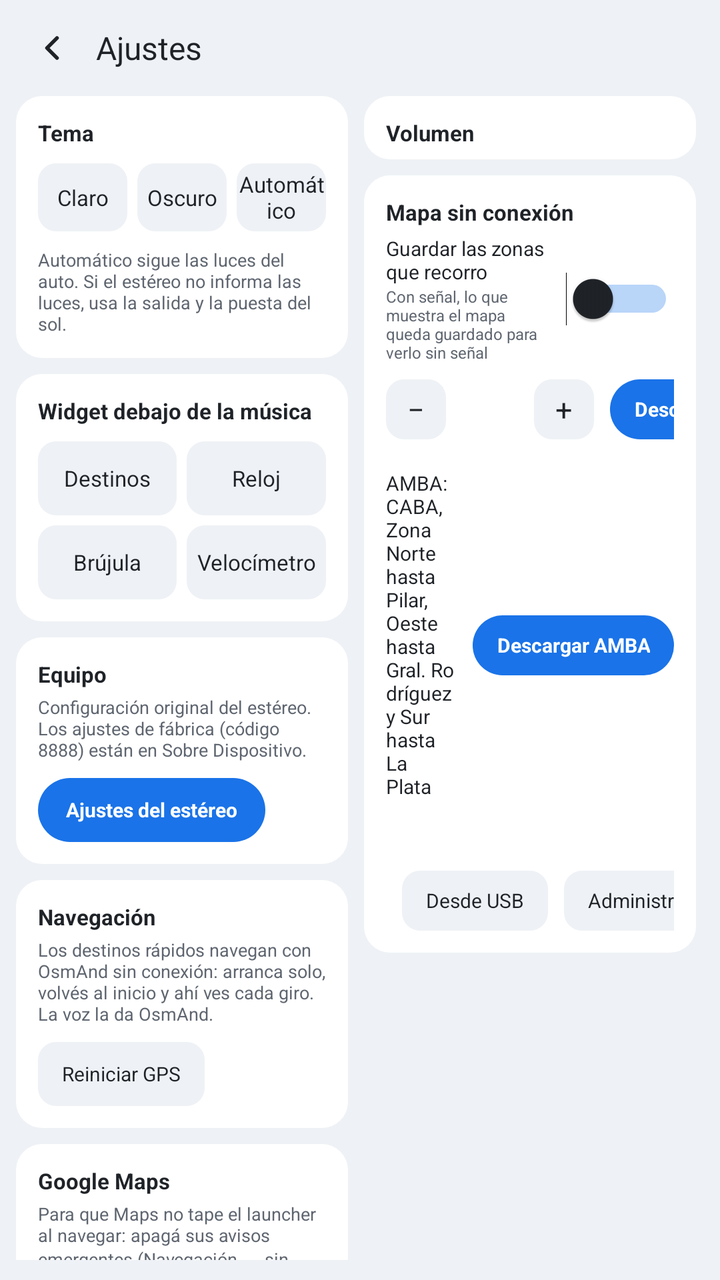
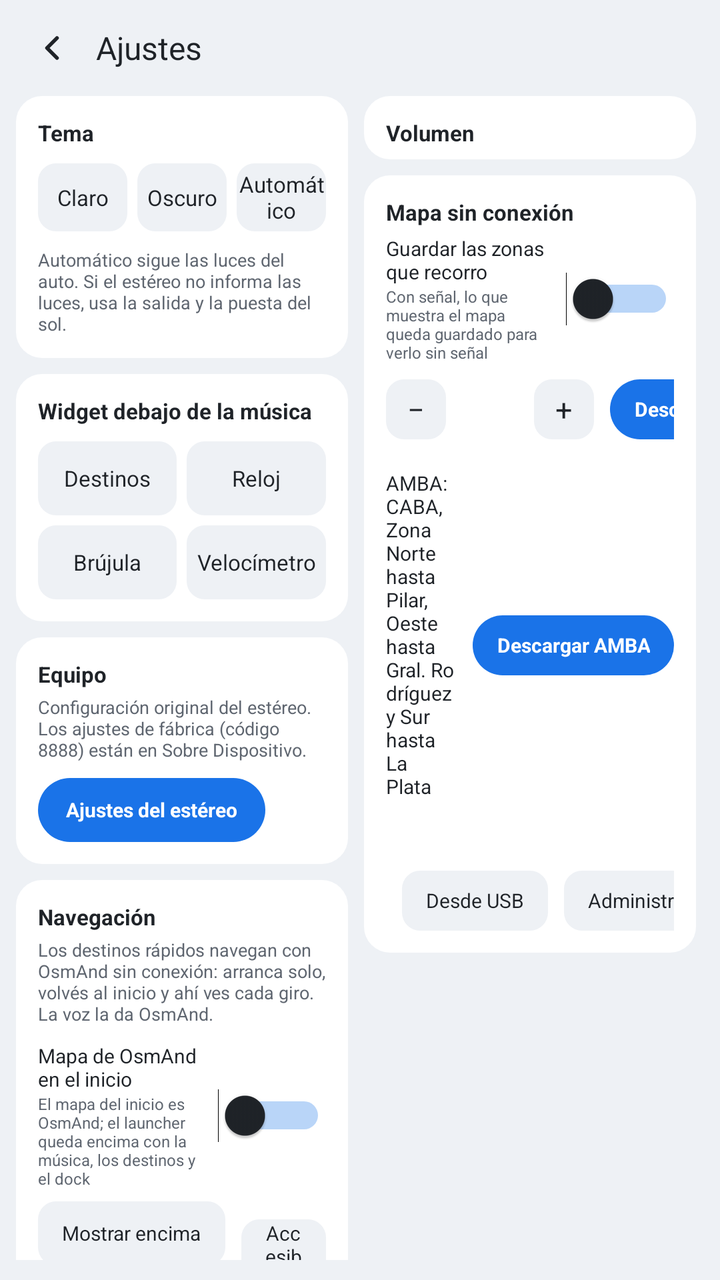

The first picture is an Android layout as it rendered before a commit; the second is the same layout after the commit. The layout source and the unified diff follow.
<!-- AndroidManifest.xml: application theme LauncherTheme -->
<!-- res/layout/activity_settings.xml -->
<?xml version="1.0" encoding="utf-8"?>
<LinearLayout xmlns:android="http://schemas.android.com/apk/res/android"
    android:layout_width="match_parent"
    android:layout_height="match_parent"
    android:background="@color/ground"
    android:orientation="vertical"
    android:paddingStart="8dp"
    android:paddingTop="6dp"
    android:paddingEnd="12dp"
    android:paddingBottom="10dp">

    
    <LinearLayout
        android:layout_width="match_parent"
        android:layout_height="36dp"
        android:gravity="center_vertical"
        android:orientation="horizontal">

        <ImageButton
            android:id="@+id/settings_back"
            android:layout_width="36dp"
            android:layout_height="36dp"
            android:background="@drawable/bg_round_button"
            android:contentDescription="@string/back"
            android:padding="8dp"
            android:scaleType="fitCenter"
            android:src="@drawable/ic_back" />

        <TextView
            android:layout_width="0dp"
            android:layout_height="wrap_content"
            android:layout_marginStart="4dp"
            android:layout_weight="1"
            android:text="@string/settings_title"
            android:textColor="@color/text"
            android:textSize="16sp" />

        <TextView
            android:id="@+id/settings_version"
            android:layout_width="wrap_content"
            android:layout_height="wrap_content"
            android:textColor="@color/muted"
            android:textSize="9sp" />
    </LinearLayout>

    <ScrollView
        android:layout_width="match_parent"
        android:layout_height="0dp"
        android:layout_marginTop="6dp"
        android:layout_weight="1"
        android:fillViewport="true"
        android:scrollbars="none">

    <LinearLayout
        android:layout_width="match_parent"
        android:layout_height="wrap_content"
        android:orientation="horizontal">

        
        <LinearLayout
            android:layout_width="0dp"
            android:layout_height="wrap_content"
            android:layout_weight="1"
            android:orientation="vertical">

            
            <LinearLayout
                style="@style/Card"
                android:layout_width="match_parent"
                android:layout_height="wrap_content"
                android:orientation="vertical"
                android:padding="11dp">

                <TextView
                    style="@style/SettingsTitle"
                    android:text="@string/theme" />

                <LinearLayout
                    android:layout_width="match_parent"
                    android:layout_height="34dp"
                    android:layout_marginTop="8dp"
                    android:orientation="horizontal">

                    <TextView
                        android:id="@+id/theme_light"
                        style="@style/SettingsOption"
                        android:text="@string/theme_light" />

                    <TextView
                        android:id="@+id/theme_dark"
                        style="@style/SettingsOption"
                        android:layout_marginStart="5dp"
                        android:text="@string/theme_dark" />

                    <TextView
                        android:id="@+id/theme_auto"
                        style="@style/SettingsOption"
                        android:layout_marginStart="5dp"
                        android:text="@string/theme_auto" />
                </LinearLayout>

                <TextView
                    android:layout_width="match_parent"
                    android:layout_height="wrap_content"
                    android:layout_marginTop="8dp"
                    android:text="@string/theme_auto_hint"
                    android:textColor="@color/muted"
                    android:textSize="9sp" />
            </LinearLayout>

            
            <LinearLayout
                style="@style/Card"
                android:layout_width="match_parent"
                android:layout_height="wrap_content"
                android:layout_marginTop="8dp"
                android:orientation="vertical"
                android:padding="11dp">

                <TextView
                    style="@style/SettingsTitle"
                    android:text="@string/bottom_card" />

                <LinearLayout
                    android:layout_width="match_parent"
                    android:layout_height="37dp"
                    android:layout_marginTop="8dp"
                    android:orientation="horizontal">

                    <TextView
                        android:id="@+id/card_places"
                        style="@style/SettingsOption"
                        android:text="@string/card_places" />

                    <TextView
                        android:id="@+id/card_clock"
                        style="@style/SettingsOption"
                        android:layout_marginStart="5dp"
                        android:text="@string/card_clock" />
                </LinearLayout>

                <LinearLayout
                    android:layout_width="match_parent"
                    android:layout_height="37dp"
                    android:layout_marginTop="5dp"
                    android:orientation="horizontal">

                    <TextView
                        android:id="@+id/card_compass"
                        style="@style/SettingsOption"
                        android:text="@string/card_compass" />

                    <TextView
                        android:id="@+id/card_speedo"
                        style="@style/SettingsOption"
                        android:layout_marginStart="5dp"
                        android:text="@string/card_speedo" />
                </LinearLayout>
            </LinearLayout>
            
            <LinearLayout
                style="@style/Card"
                android:layout_width="match_parent"
                android:layout_height="wrap_content"
                android:layout_marginTop="8dp"
                android:orientation="vertical"
                android:padding="11dp">

                <TextView
                    style="@style/SettingsTitle"
                    android:text="@string/stereo_card" />

                <TextView
                    android:layout_width="match_parent"
                    android:layout_height="wrap_content"
                    android:layout_marginTop="3dp"
                    android:text="@string/stereo_card_hint"
                    android:textColor="@color/muted"
                    android:textSize="9sp" />

                <TextView
                    android:id="@+id/stereo_settings"
                    android:layout_width="wrap_content"
                    android:layout_height="32dp"
                    android:layout_marginTop="8dp"
                    android:background="@drawable/bg_button_accent_round"
                    android:gravity="center"
                    android:paddingStart="14dp"
                    android:paddingEnd="14dp"
                    android:text="@string/stereo_settings"
                    android:textColor="@color/on_accent"
                    android:textSize="10sp"
                    android:textStyle="bold" />
            </LinearLayout>

            
            <LinearLayout
                style="@style/Card"
                android:layout_width="match_parent"
                android:layout_height="wrap_content"
                android:layout_marginTop="8dp"
                android:orientation="vertical"
                android:padding="11dp">

                <TextView
                    style="@style/SettingsTitle"
                    android:text="@string/nav_card" />

                <TextView
                    android:layout_width="match_parent"
                    android:layout_height="wrap_content"
                    android:layout_marginTop="3dp"
                    android:text="@string/nav_card_hint"
                    android:textColor="@color/muted"
                    android:textSize="9sp" />

                <TextView
                    android:id="@+id/gps_reset"
                    android:layout_width="wrap_content"
                    android:layout_height="32dp"
                    android:layout_marginTop="8dp"
                    android:background="@drawable/bg_option"
                    android:gravity="center"
                    android:paddingStart="12dp"
                    android:paddingEnd="12dp"
                    android:text="@string/gps_reset"
                    android:textColor="@color/text"
                    android:textSize="10sp" />
            </LinearLayout>

            
            <LinearLayout
                style="@style/Card"
                android:layout_width="match_parent"
                android:layout_height="wrap_content"
                android:layout_marginTop="8dp"
                android:orientation="vertical"
                android:padding="11dp">

                <TextView
                    style="@style/SettingsTitle"
                    android:text="@string/gmaps_card" />

                <TextView
                    android:layout_width="match_parent"
                    android:layout_height="wrap_content"
                    android:layout_marginTop="3dp"
                    android:text="@string/gmaps_card_hint"
                    android:textColor="@color/muted"
                    android:textSize="9sp" />

                <LinearLayout
                    android:layout_width="match_parent"
                    android:layout_height="wrap_content"
                    android:layout_marginTop="8dp"
                    android:orientation="horizontal">

                    <TextView
                        android:id="@+id/gmaps_notifications"
                        android:layout_width="wrap_content"
                        android:layout_height="32dp"
                        android:background="@drawable/bg_option"
                        android:gravity="center"
                        android:paddingStart="12dp"
                        android:paddingEnd="12dp"
                        android:text="@string/gmaps_notifications"
                        android:textColor="@color/text"
                        android:textSize="10sp" />

                    <TextView
                        android:id="@+id/gmaps_pip"
                        android:layout_width="wrap_content"
                        android:layout_height="32dp"
                        android:layout_marginStart="8dp"
                        android:background="@drawable/bg_option"
                        android:gravity="center"
                        android:paddingStart="12dp"
                        android:paddingEnd="12dp"
                        android:text="@string/gmaps_pip"
                        android:textColor="@color/text"
                        android:textSize="10sp" />
                </LinearLayout>
            </LinearLayout>
        </LinearLayout>

        
        <LinearLayout
            android:layout_width="0dp"
            android:layout_height="wrap_content"
            android:layout_marginStart="8dp"
            android:layout_weight="1"
            android:orientation="vertical">

            
            <LinearLayout
                android:id="@+id/volumes"
                style="@style/Card"
                android:layout_width="match_parent"
                android:layout_height="wrap_content"
                android:orientation="vertical"
                android:paddingStart="11dp"
                android:paddingTop="11dp"
                android:paddingEnd="11dp"
                android:paddingBottom="6dp">

                <TextView
                    style="@style/SettingsTitle"
                    android:text="@string/volume_title" />
            </LinearLayout>

            
            <LinearLayout
                style="@style/Card"
                android:layout_width="match_parent"
                android:layout_height="wrap_content"
                android:layout_marginTop="8dp"
                android:orientation="vertical"
                android:padding="11dp">

                <TextView
                    style="@style/SettingsTitle"
                    android:text="@string/offline_map" />

                
                <LinearLayout
                    android:id="@+id/save_visited_row"
                    android:layout_width="match_parent"
                    android:layout_height="wrap_content"
                    android:layout_marginTop="4dp"
                    android:gravity="center_vertical"
                    android:orientation="horizontal">

                    <LinearLayout
                        android:layout_width="0dp"
                        android:layout_height="wrap_content"
                        android:layout_weight="1"
                        android:orientation="vertical">

                        <TextView
                            android:layout_width="match_parent"
                            android:layout_height="wrap_content"
                            android:text="@string/save_visited"
                            android:textColor="@color/text"
                            android:textSize="10sp" />

                        <TextView
                            android:layout_width="match_parent"
                            android:layout_height="wrap_content"
                            android:text="@string/save_visited_hint"
                            android:textColor="@color/muted"
                            android:textSize="8sp" />
                    </LinearLayout>

                    <Switch
                        android:id="@+id/save_visited"
                        android:layout_width="wrap_content"
                        android:layout_height="30dp"
                        android:layout_marginStart="8dp"
                        android:thumbTint="@color/text"
                        android:trackTint="@color/accent" />
                </LinearLayout>

                
                <LinearLayout
                    android:layout_width="match_parent"
                    android:layout_height="30dp"
                    android:layout_marginTop="8dp"
                    android:gravity="center_vertical"
                    android:orientation="horizontal">

                    <TextView
                        android:layout_width="0dp"
                        android:layout_height="wrap_content"
                        android:layout_weight="1"
                        android:text="@string/offline_around"
                        android:textColor="@color/text"
                        android:textSize="10sp" />

                    <TextView
                        android:id="@+id/radius_less"
                        android:layout_width="30dp"
                        android:layout_height="30dp"
                        android:background="@drawable/bg_option"
                        android:contentDescription="@string/offline_less"
                        android:gravity="center"
                        android:text="−"
                        android:textColor="@color/text"
                        android:textSize="15sp" />

                    <TextView
                        android:id="@+id/radius_value"
                        android:layout_width="44dp"
                        android:layout_height="wrap_content"
                        android:gravity="center"
                        android:textColor="@color/text"
                        android:textSize="11sp" />

                    <TextView
                        android:id="@+id/radius_more"
                        android:layout_width="30dp"
                        android:layout_height="30dp"
                        android:background="@drawable/bg_option"
                        android:contentDescription="@string/offline_more"
                        android:gravity="center"
                        android:text="+"
                        android:textColor="@color/text"
                        android:textSize="15sp" />

                    <TextView
                        android:id="@+id/offline_button"
                        android:layout_width="wrap_content"
                        android:layout_height="30dp"
                        android:layout_marginStart="8dp"
                        android:background="@drawable/bg_button_accent_round"
                        android:gravity="center"
                        android:paddingStart="12dp"
                        android:paddingEnd="12dp"
                        android:text="@string/offline_download"
                        android:textColor="@color/on_accent"
                        android:textSize="10sp"
                        android:textStyle="bold" />
                </LinearLayout>

                <TextView
                    android:id="@+id/radius_estimate"
                    android:layout_width="match_parent"
                    android:layout_height="wrap_content"
                    android:gravity="end"
                    android:textColor="@color/muted"
                    android:textSize="8sp" />

                
                <LinearLayout
                    android:layout_width="match_parent"
                    android:layout_height="wrap_content"
                    android:layout_marginTop="4dp"
                    android:gravity="center_vertical"
                    android:orientation="horizontal">

                    <LinearLayout
                        android:layout_width="0dp"
                        android:layout_height="wrap_content"
                        android:layout_weight="1"
                        android:orientation="vertical">

                        <TextView
                            android:layout_width="match_parent"
                            android:layout_height="wrap_content"
                            android:text="@string/offline_amba"
                            android:textColor="@color/text"
                            android:textSize="10sp" />

                        <TextView
                            android:id="@+id/amba_estimate"
                            android:layout_width="match_parent"
                            android:layout_height="wrap_content"
                            android:textColor="@color/muted"
                            android:textSize="8sp" />
                    </LinearLayout>

                    <TextView
                        android:id="@+id/amba_button"
                        android:layout_width="wrap_content"
                        android:layout_height="30dp"
                        android:layout_marginStart="8dp"
                        android:background="@drawable/bg_button_accent_round"
                        android:gravity="center"
                        android:paddingStart="12dp"
                        android:paddingEnd="12dp"
                        android:text="@string/offline_download_amba"
                        android:textColor="@color/on_accent"
                        android:textSize="10sp"
                        android:textStyle="bold" />
                </LinearLayout>


                <TextView
                    android:id="@+id/offline_status"
                    android:layout_width="match_parent"
                    android:layout_height="wrap_content"
                    android:layout_marginTop="6dp"
                    android:textColor="@color/muted"
                    android:textSize="9sp" />

                <LinearLayout
                    android:layout_width="match_parent"
                    android:layout_height="wrap_content"
                    android:layout_marginTop="6dp"
                    android:gravity="center_vertical"
                    android:orientation="horizontal">

                    <View
                        android:layout_width="0dp"
                        android:layout_height="0dp"
                        android:layout_weight="1" />

                    <TextView
                        android:id="@+id/offline_import"
                        android:layout_width="wrap_content"
                        android:layout_height="30dp"
                        android:layout_marginStart="8dp"
                        android:background="@drawable/bg_option"
                        android:gravity="center"
                        android:paddingStart="12dp"
                        android:paddingEnd="12dp"
                        android:text="@string/offline_import"
                        android:textColor="@color/text"
                        android:textSize="10sp" />

                    <TextView
                        android:id="@+id/offline_manage"
                        android:layout_width="wrap_content"
                        android:layout_height="30dp"
                        android:layout_marginStart="8dp"
                        android:background="@drawable/bg_option"
                        android:gravity="center"
                        android:paddingStart="12dp"
                        android:paddingEnd="12dp"
                        android:text="@string/offline_manage"
                        android:textColor="@color/text"
                        android:textSize="10sp" />
                </LinearLayout>

                <ProgressBar
                    android:id="@+id/offline_progress"
                    style="@android:style/Widget.Material.ProgressBar.Horizontal"
                    android:layout_width="match_parent"
                    android:layout_height="4dp"
                    android:layout_marginTop="4dp"
                    android:progressBackgroundTint="@color/track"
                    android:progressTint="@color/accent"
                    android:visibility="gone" />
            </LinearLayout>
        </LinearLayout>
    </LinearLayout>
</ScrollView>
</LinearLayout>
<!-- resources referenced by this layout -->
<resources>
  <color name="accent">#1A73E8</color>
  <color name="ground">#EEF1F5</color>
  <color name="muted">#5F6670</color>
  <color name="on_accent">#FFFFFF</color>
  <color name="text">#1F2328</color>
  <color name="track">#D5DAE1</color>
  <string name="back">Volver</string>
  <string name="bottom_card">Widget debajo de la música</string>
  <string name="card_clock">Reloj</string>
  <string name="card_compass">Brújula</string>
  <string name="card_places">Destinos</string>
  <string name="card_speedo">Velocímetro</string>
  <string name="gmaps_card">Google Maps</string>
  <string name="gmaps_card_hint">Para que Maps no tape el launcher al navegar: apagá sus avisos emergentes (Navegación → sin "mostrar en pantalla") y la ventana flotante.</string>
  <string name="gmaps_notifications">Avisos de Maps</string>
  <string name="gmaps_pip">Ventana flotante</string>
  <string name="gps_reset">Reiniciar GPS</string>
  <string name="nav_card">Navegación</string>
  <string name="nav_card_hint">Los destinos rápidos navegan con OsmAnd sin conexión: arranca solo, volvés al inicio y ahí ves cada giro. La voz la da OsmAnd.</string>
  <string name="offline_amba">AMBA: CABA, Zona Norte hasta Pilar, Oeste hasta Gral. Rodríguez y Sur hasta La Plata</string>
  <string name="offline_around">Alrededor tuyo</string>
  <string name="offline_download">Descargar</string>
  <string name="offline_download_amba">Descargar AMBA</string>
  <string name="offline_import">Desde USB</string>
  <string name="offline_less">Menos kilómetros</string>
  <string name="offline_manage">Administrar</string>
  <string name="offline_map">Mapa sin conexión</string>
  <string name="offline_more">Más kilómetros</string>
  <string name="save_visited">Guardar las zonas que recorro</string>
  <string name="save_visited_hint">Con señal, lo que muestra el mapa queda guardado para verlo sin señal</string>
  <string name="settings_title">Ajustes</string>
  <string name="stereo_card">Equipo</string>
  <string name="stereo_card_hint">Configuración original del estéreo. Los ajustes de fábrica (código 8888) están en Sobre Dispositivo.</string>
  <string name="stereo_settings">Ajustes del estéreo</string>
  <string name="theme">Tema</string>
  <string name="theme_auto">Automático</string>
  <string name="theme_auto_hint">Automático sigue las luces del auto. Si el estéreo no informa las luces, usa la salida y la puesta del sol.</string>
  <string name="theme_dark">Oscuro</string>
  <string name="theme_light">Claro</string>
  <string name="volume_title">Volumen</string>
  <style name="Card">
          <item name="android:background">@drawable/bg_card</item>
      </style>
  <style name="SettingsTitle">
          <item name="android:layout_width">wrap_content</item>
          <item name="android:layout_height">wrap_content</item>
          <item name="android:textColor">@color/text</item>
          <item name="android:textSize">11sp</item>
          <item name="android:textStyle">bold</item>
      </style>
  <color name="selected">#D3E3FD</color>
  <color name="tile">#EEF1F5</color>
  <!-- drawable bg_card (drawable) -->
  <?xml version="1.0" encoding="utf-8"?>
  <shape xmlns:android="http://schemas.android.com/apk/res/android" android:shape="rectangle">
      <solid android:color="@color/card" />
      <corners android:radius="13dp" />
  </shape>
  <color name="card">#FFFFFF</color>
  <!-- unchanged entries left out for length: 6 -->
</resources>

<!-- the commit's change to res/layout/activity_settings.xml (unified diff, before → after) -->
@@ -213,6 +213,113 @@
                     android:text="@string/nav_card_hint"
                     android:textColor="@color/muted"
                     android:textSize="9sp" />
+
+
+                <LinearLayout
+                    android:id="@+id/osmand_home_row"
+                    android:layout_width="match_parent"
+                    android:layout_height="wrap_content"
+                    android:layout_marginTop="8dp"
+                    android:gravity="center_vertical"
+                    android:orientation="horizontal">
+
+                    <LinearLayout
+                        android:layout_width="0dp"
+                        android:layout_height="wrap_content"
+                        android:layout_weight="1"
+                        android:orientation="vertical">
+
+                        <TextView
+                            android:layout_width="match_parent"
+                            android:layout_height="wrap_content"
+                            android:text="@string/osmand_home"
+                            android:textColor="@color/text"
+                            android:textSize="10sp" />
+
+                        <TextView
+                            android:layout_width="match_parent"
+                            android:layout_height="wrap_content"
+                            android:text="@string/osmand_home_hint"
+                            android:textColor="@color/muted"
+                            android:textSize="8sp" />
+                    </LinearLayout>
+
+                    <Switch
+                        android:id="@+id/osmand_home"
+                        android:layout_width="wrap_content"
+                        android:layout_height="30dp"
+                        android:layout_marginStart="8dp"
+                        android:thumbTint="@color/text"
+                        android:trackTint="@color/accent" />
+                </LinearLayout>
+
+                <LinearLayout
+                    android:layout_width="match_parent"
+                    android:layout_height="wrap_content"
+                    android:layout_marginTop="6dp"
+                    android:orientation="horizontal">
+                    <TextView
+                        android:id="@+id/perm_overlay"
+                        android:layout_width="wrap_content"
+                        android:layout_height="32dp"
+                        android:background="@drawable/bg_option"
+                        android:gravity="center"
+                        android:paddingStart="12dp"
+                        android:paddingEnd="12dp"
+                        android:text="@string/perm_overlay"
+                        android:textColor="@color/text"
+                        android:textSize="10sp" />
+                    <TextView
+                        android:id="@+id/perm_access"
+                        android:layout_width="wrap_content"
+                        android:layout_height="32dp"
+                        android:layout_marginStart="8dp"
+                        android:background="@drawable/bg_option"
+                        android:gravity="center"
+                        android:paddingStart="12dp"
+                        android:paddingEnd="12dp"
+                        android:text="@string/perm_access"
+                        android:textColor="@color/text"
+                        android:textSize="10sp" />
+                </LinearLayout>
+
+                <LinearLayout
+                    android:id="@+id/pause_voice_row"
+                    android:layout_width="match_parent"
+                    android:layout_height="wrap_content"
+                    android:layout_marginTop="8dp"
+                    android:gravity="center_vertical"
+                    android:orientation="horizontal">
+
+                    <LinearLayout
+                        android:layout_width="0dp"
+                        android:layout_height="wrap_content"
+                        android:layout_weight="1"
+                        android:orientation="vertical">
+
+                        <TextView
+                            android:layout_width="match_parent"
+                            android:layout_height="wrap_content"
+                            android:text="@string/pause_voice"
+                            android:textColor="@color/text"
+                            android:textSize="10sp" />
+
+                        <TextView
+                            android:layout_width="match_parent"
+                            android:layout_height="wrap_content"
+                            android:text="@string/pause_voice_hint"
+                            android:textColor="@color/muted"
+                            android:textSize="8sp" />
+                    </LinearLayout>
+
+                    <Switch
+                        android:id="@+id/pause_voice"
+                        android:layout_width="wrap_content"
+                        android:layout_height="30dp"
+                        android:layout_marginStart="8dp"
+                        android:thumbTint="@color/text"
+                        android:trackTint="@color/accent" />
+                </LinearLayout>
 
                 <TextView
                     android:id="@+id/gps_reset"
<!-- resource entries referenced after the edit -->
@@ -28,6 +28,12 @@
   <string name="offline_manage">Administrar</string>
   <string name="offline_map">Mapa sin conexión</string>
   <string name="offline_more">Más kilómetros</string>
+  <string name="osmand_home">Mapa de OsmAnd en el inicio</string>
+  <string name="osmand_home_hint">El mapa del inicio es OsmAnd; el launcher queda encima con la música, los destinos y el dock</string>
+  <string name="pause_voice">Pausar la música cuando habla OsmAnd</string>
+  <string name="pause_voice_hint">Así se escuchan las indicaciones aunque suene música del celular</string>
+  <string name="perm_access">Accesibilidad</string>
+  <string name="perm_overlay">Mostrar encima</string>
   <string name="save_visited">Guardar las zonas que recorro</string>
   <string name="save_visited_hint">Con señal, lo que muestra el mapa queda guardado para verlo sin señal</string>
   <string name="settings_title">Ajustes</string>
